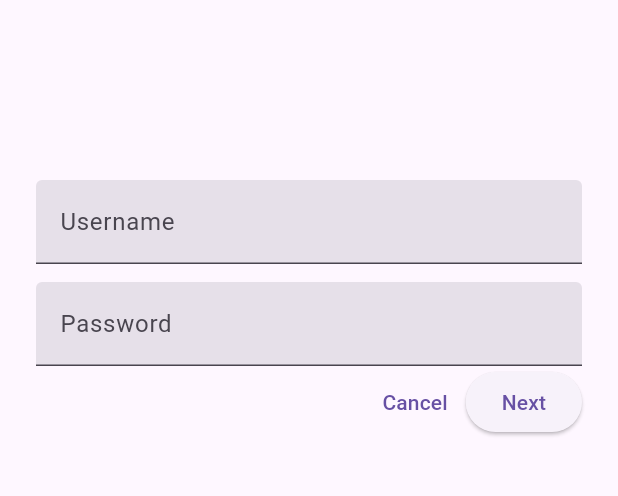
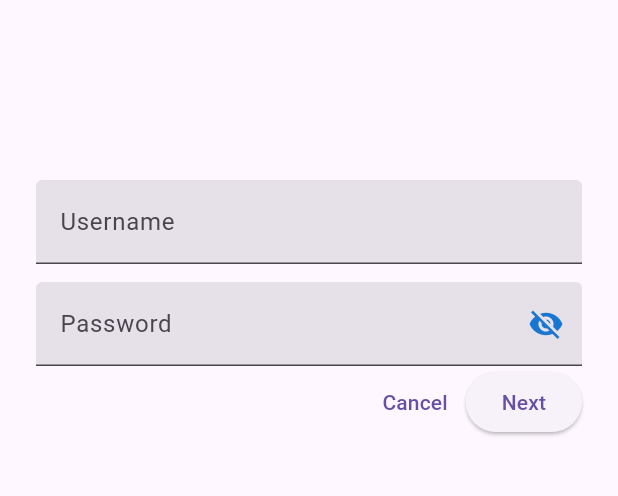
Before and after one commit to athalie-aurora/MaterialComponent_Flutter, a Flutter app: the screen it shows after launch, on a phone screen of 412 x 824 dp, the part 225-721 px from its top. Run offline on Flutter 3.47's test engine with Material 3 defaults, Android fonts, the phone set to English and light mode, and no system bars.

Commit message:
Add icon Visibility (modified)

```diff
--- a/mdc_100_series/lib/login.dart
+++ b/mdc_100_series/lib/login.dart
@@ -11,6 +11,9 @@ class _LoginPageState extends State<LoginPage> {
   // Deklarasi text editing controllers
   final TextEditingController _usernameController = TextEditingController();
   final TextEditingController _passwordController = TextEditingController();
+
+  // Variabel untuk menentukan apakah teks password ditampilkan atau disembunyikan
+  bool _isPasswordVisible = false;
 
   @override
   Widget build(BuildContext context) {
@@ -32,8 +35,8 @@ class _LoginPageState extends State<LoginPage> {
             TextField(
               controller: _usernameController, // Menggunakan text editing controller
               decoration: const InputDecoration(
-                  filled: true,
-                  labelText: 'Username'
+                filled: true,
+                labelText: 'Username',
               ),
             ),
 
@@ -42,11 +45,22 @@ class _LoginPageState extends State<LoginPage> {
             // Password
             TextField(
               controller: _passwordController, // Menggunakan text editing controller
-              decoration: const InputDecoration(
+              decoration: InputDecoration(
                 filled: true,
                 labelText: 'Password',
+                suffixIcon: IconButton(
+                  icon: Icon(
+                    _isPasswordVisible ? Icons.visibility : Icons.visibility_off,
+                    color: Theme.of(context).primaryColorDark,
+                  ),
+                  onPressed: () {
+                    setState(() {
+                      _isPasswordVisible = !_isPasswordVisible;
+                    });
+                  },
+                ),
               ),
-              obscureText: true,
+              obscureText: !_isPasswordVisible, // Gunakan obscureText untuk menyembunyikan atau menampilkan teks password
             ),
 
             // Button bar
```
